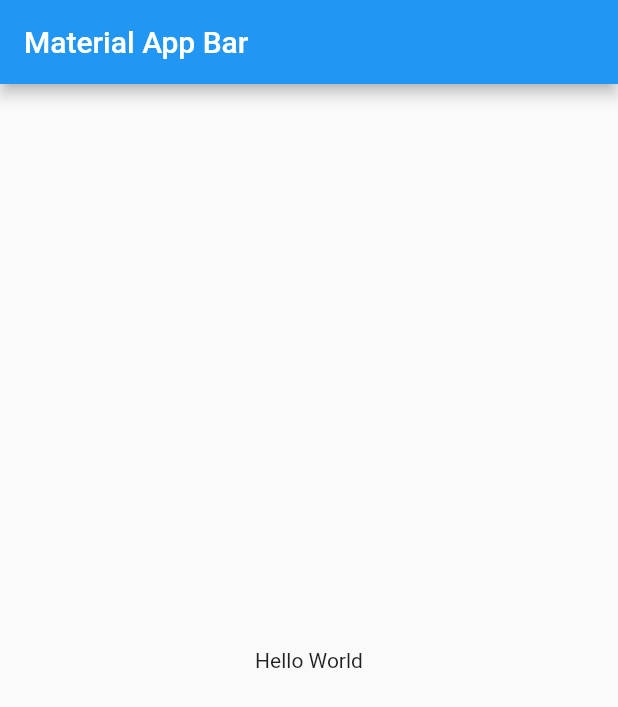
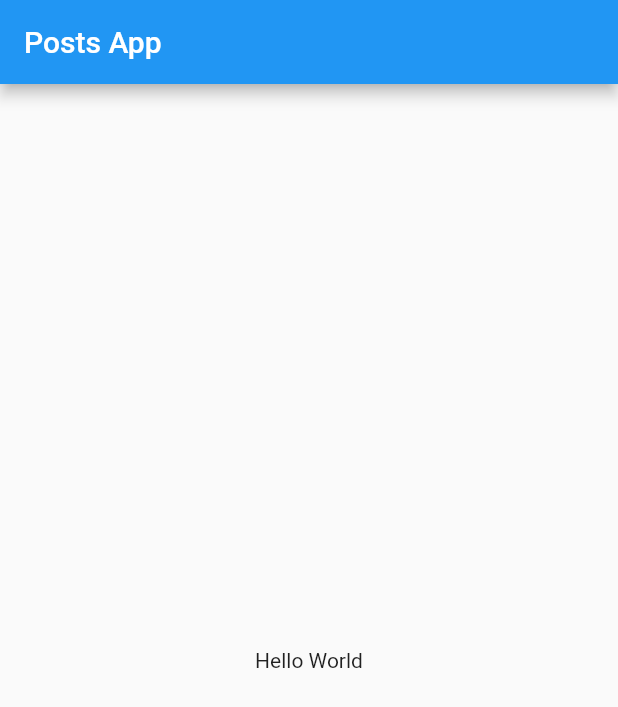
Before and after one commit to MohammedMshal/posts_app_clean_architecture, a Flutter app: the screen it shows after launch, on a phone screen of 412 x 824 dp. Shown: the top 707 px of the screen. Run offline on Flutter 3.47's test engine with Material 2 defaults, Android fonts, the phone set to English and light mode, and no system bars; our stand-ins replace dartz, equatable, fluttertoast.

Commit message:
domain layer

```diff
--- /dev/null
+++ b/lib/core/error/exception.dart
@@ -0,0 +1,3 @@
+class ServerException implements Exception{}
+class EmptyCacheException implements Exception{}
+class OfflineException implements Exception{}
--- /dev/null
+++ b/lib/featrues/posts/domain/entities/posts.dart
@@ -0,0 +1,17 @@
+import 'package:equatable/equatable.dart';
+
+class Posts extends Equatable {
+  final int userId;
+  final int id;
+  final String title;
+  final String body;
+
+  const Posts({
+    required this.userId,
+    required this.id,
+    required this.title,
+    required this.body,
+  });
+  @override
+  List<Object> get props => [userId, id, title, body];
+}
--- /dev/null
+++ b/lib/featrues/posts/domain/repositories/posts_ropositories.dart
@@ -0,0 +1,11 @@
+import 'package:dartz/dartz.dart';
+import 'package:postes_app_clean_architecture/featrues/posts/domain/entities/posts.dart';
+
+import '../../../../core/error/failures.dart';
+
+abstract class BasePostsRepsitories{
+  Future<Either<Failures,List<Posts>>> getAllPosts();
+  Future<Either<Failures,Unit>> deletePost(int id);
+  Future<Either<Failures,Unit>> updatePost(Posts posts);
+  Future<Either<Failures,Unit>> addPost(Posts posts);
+}
--- a/lib/my_app.dart
+++ b/lib/my_app.dart
@@ -1,5 +1,6 @@
 import 'package:flutter/material.dart';
 import 'package:postes_app_clean_architecture/config/routes/app_routes.dart';
+import 'package:postes_app_clean_architecture/core/utils/app_string.dart';
 
 class MyApp extends StatelessWidget {
   const MyApp({super.key});
@@ -7,10 +8,11 @@ class MyApp extends StatelessWidget {
   @override
   Widget build(BuildContext context) {
     return MaterialApp(
-      title: 'Material App',
+      debugShowCheckedModeBanner: false,
+      title: AppString.appTitle,
       onGenerateRoute: AppRoutes.onGenerateRoute,
       home: Scaffold(
-        appBar: AppBar(title: const Text('Material App Bar')),
+        appBar: AppBar(title: const Text(AppString.appTitle)),
         body: const Center(child: Text('Hello World')),
       ),
     );
```
Also changed, not shown: lib/core/error/failures.dart (added, +7 -0 lines).
